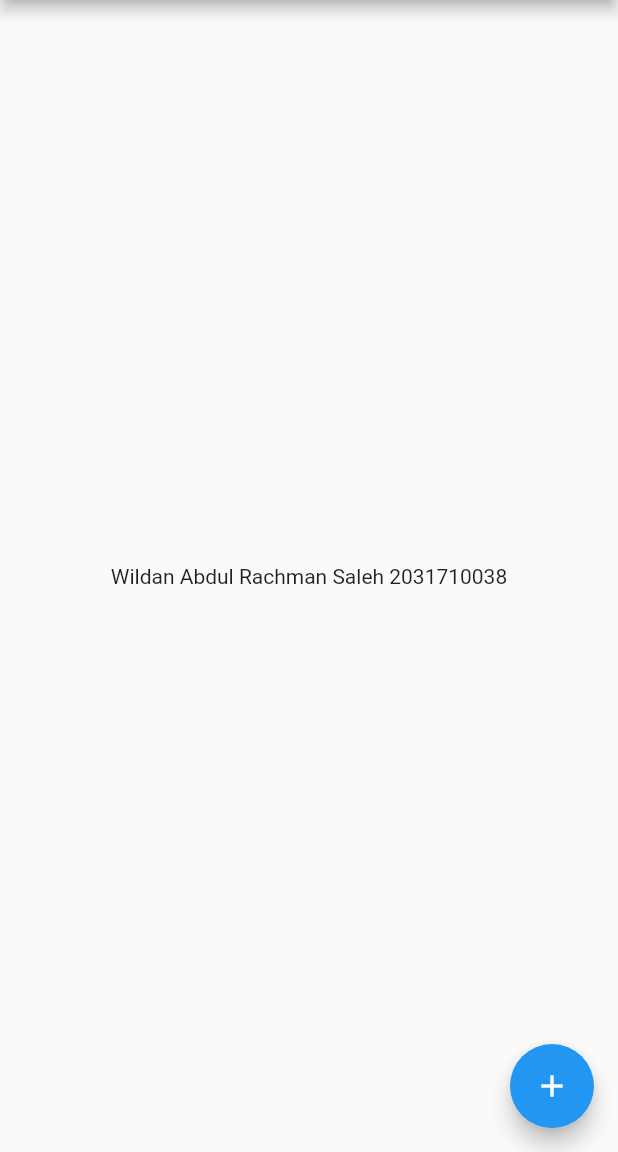
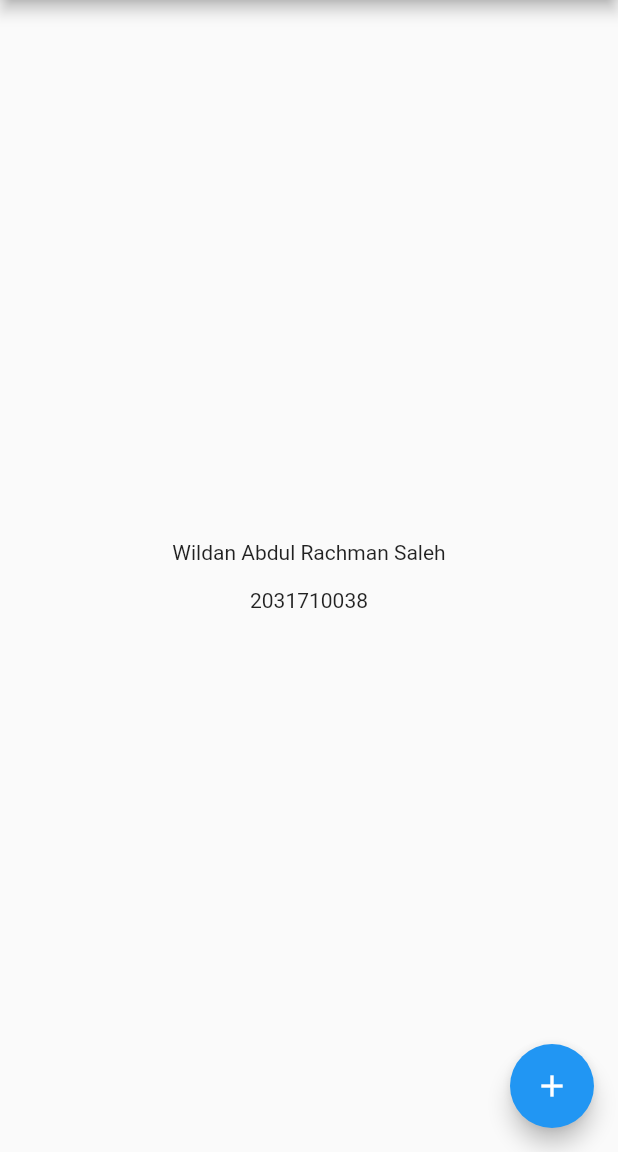
Before and after one commit to WildanFp/polinema_mobile_flutter_hello, a Flutter app: the screen it shows after launch, on a phone screen of 412 x 824 dp, the part 84-1236 px from its top. Run offline on Flutter 3.47's test engine with Material 2 defaults, Android fonts, the phone set to English and light mode, and no system bars.

Commit message:
hello world pertemuan 1

```diff
--- a/lib/main.dart
+++ b/lib/main.dart
@@ -94,12 +94,15 @@ class _MyHomePageState extends State<MyHomePage> {
           // axis because Columns are vertical (the cross axis would be
           // horizontal).
           mainAxisAlignment: MainAxisAlignment.center,
-          children: <Widget>[
-            const Text(
-              'Wildan Abdul Rachman Saleh'''
-              ' 2031710038',
-
-            )
+          children: [
+            Padding(
+              padding: const EdgeInsets.all(8.0),
+              child: Text("Wildan Abdul Rachman Saleh"),
+              ),
+            Padding(
+              padding: const EdgeInsets.all(8.0),
+              child: Text("2031710038"),
+          ),
           ],
         ),
       ),
```
